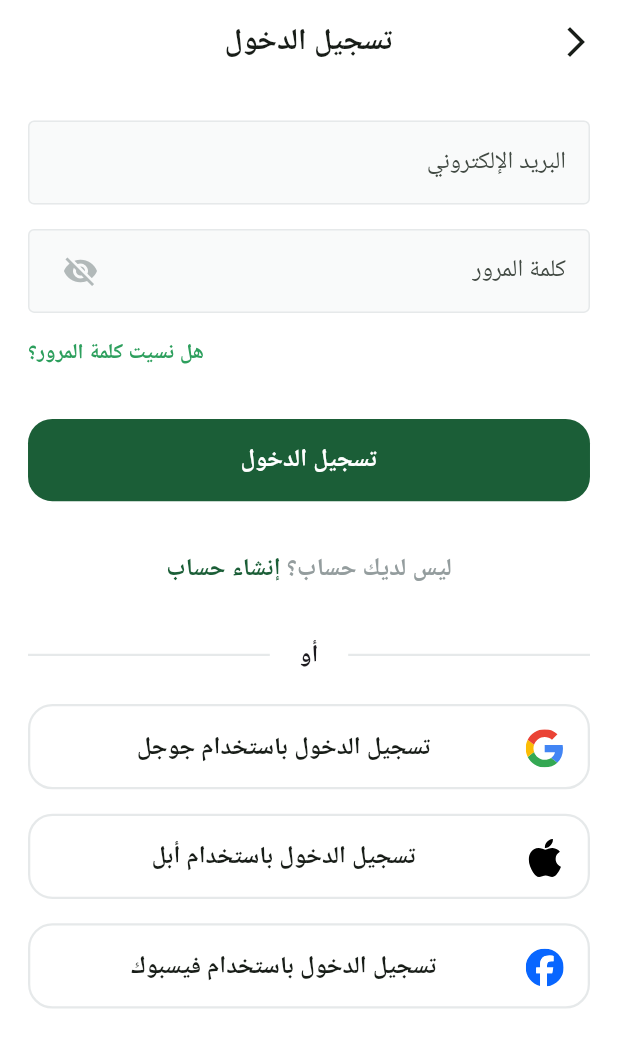
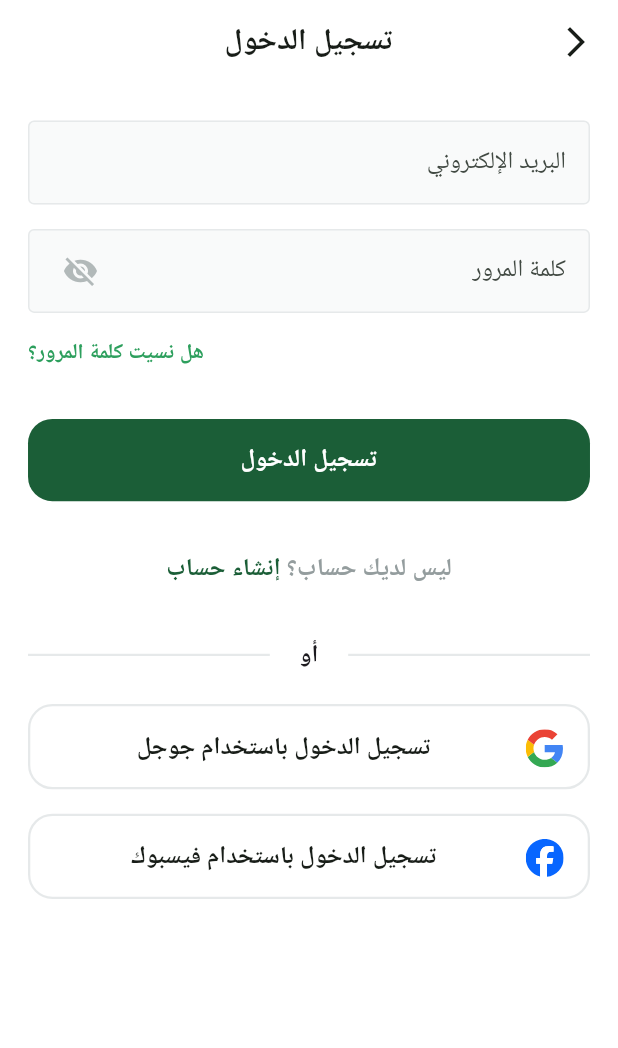
Before and after one commit to Jik00/Fruits-Hub, a Flutter app: the SignInView screen opened by its route, on a phone screen of 412 x 824 dp. Shown: the top 1048 px of the screen. Run offline on Flutter 3.47's test engine with Material 3 defaults, Android fonts, the phone set to English and light mode, and no system bars; drawn by our look-alikes of modal_progress_hud_nsn; our stand-ins replace bloc, dartz, firebase_auth, firebase_core, flutter_bloc, flutter_screenutil and 7 more; missing offline and left inert: flutter_facebook_auth; accounts and stored records are empty; Roboto replaces fonts that are missing (Cairo).

Commit message:
comment login with apple as we use android device

```diff
--- a/lib/features/auth/presentation/views/widgets/signin_view_body.dart
+++ b/lib/features/auth/presentation/views/widgets/signin_view_body.dart
@@ -99,16 +99,16 @@ class _SignInViewBodyState extends State<SignInViewBody> {
               SizedBox(
                 height: 16.h,
               ),
-              SignInWithListtile(
-                title: context.loc.loginWithApple,
-                icon: Assets.assetsImagesAppleCons,
-                onTap: () {
-                  // context.read<SignInCubit>().signInWithApple();
-                },
-              ),
-              SizedBox(
-                height: 16.h,
-              ),
+              // SignInWithListtile(
+              //   title: context.loc.loginWithApple,
+              //   icon: Assets.assetsImagesAppleCons,
+              //   onTap: () {
+              //     // context.read<SignInCubit>().signInWithApple();
+              //   },
+              // ),
+              // SizedBox(
+              //   height: 16.h,
+              // ),
               SignInWithListtile(
                 title: context.loc.loginWithFacebook,
                 icon: Assets.assetsImagesFacebookIcons,
```
